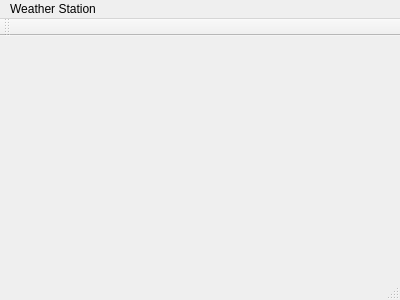
Old version of the form weatherstationgui.ui in the repository PXMYH/WeatherStation.
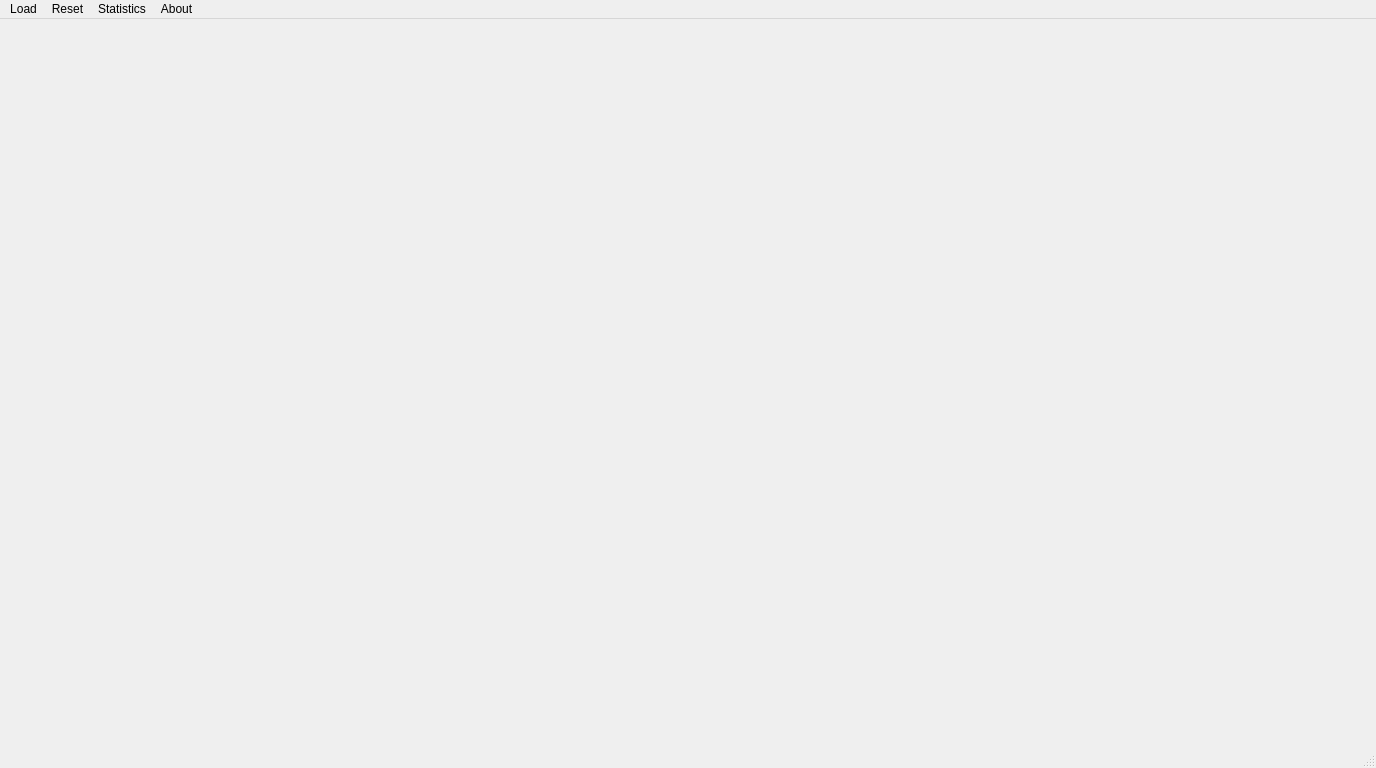
New version of the form.

Commit message:
interfacing with GUI is working for 1012700
* GUI preliminary design completed
* Data transfer between computation class and gui class mechanism
completed
* Weather data resource file contains information just about weather
station 1012700, thus the valid station id is 1012700 now

What changed in the file:
```diff
--- a/weatherstationgui.ui
+++ b/weatherstationgui.ui
@@ -6,8 +6,8 @@
    <rect>
     <x>0</x>
     <y>0</y>
-    <width>400</width>
-    <height>300</height>
+    <width>1376</width>
+    <height>768</height>
    </rect>
   </property>
   <property name="windowTitle">
@@ -19,24 +19,34 @@
     <rect>
      <x>0</x>
      <y>0</y>
-     <width>400</width>
+     <width>1376</width>
      <height>21</height>
     </rect>
    </property>
    <widget class="QMenu" name="menuWeather_Station">
     <property name="title">
-     <string>Weather Station</string>
+     <string>Load</string>
+    </property>
+   </widget>
+   <widget class="QMenu" name="menuAbout">
+    <property name="title">
+     <string>About</string>
+    </property>
+   </widget>
+   <widget class="QMenu" name="menuReset">
+    <property name="title">
+     <string>Reset</string>
+    </property>
+   </widget>
+   <widget class="QMenu" name="menuStat">
+    <property name="title">
+     <string>Statistics</string>
     </property>
    </widget>
    <addaction name="menuWeather_Station"/>
-  </widget>
-  <widget class="QToolBar" name="mainToolBar">
-   <attribute name="toolBarArea">
-    <enum>TopToolBarArea</enum>
-   </attribute>
-   <attribute name="toolBarBreak">
-    <bool>false</bool>
-   </attribute>
+   <addaction name="menuReset"/>
+   <addaction name="menuStat"/>
+   <addaction name="menuAbout"/>
   </widget>
   <widget class="QStatusBar" name="statusBar"/>
  </widget>
```
Left out of the diff: 7 changed lines with no effect on the pictures. The commit also changes 6 other files.
